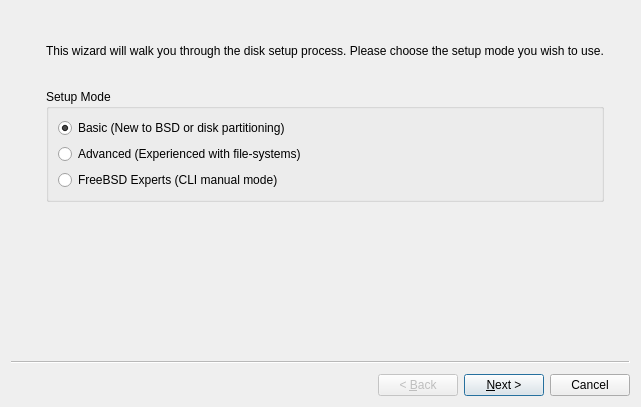
The window that src-qt5/pc-installgui/wizardDisk.ui (trueos/pcbsd) describes before a commit, drawn with Qt 5.
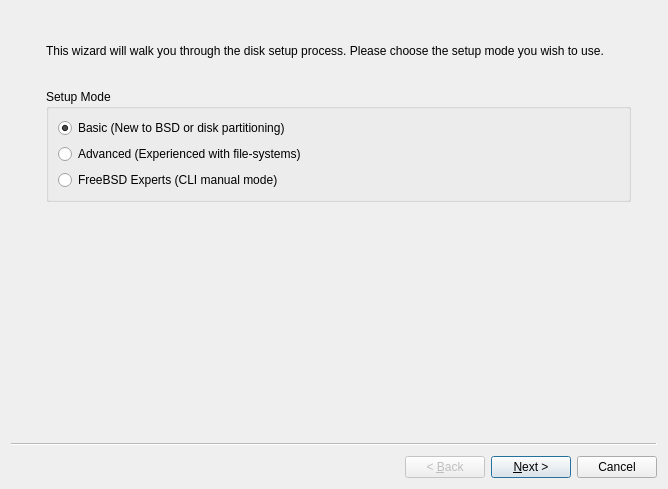
The same window after the commit. Icons and pictures are not drawn.

What changed in the file:
```diff
--- a/src-qt5/pc-installgui/wizardDisk.ui
+++ b/src-qt5/pc-installgui/wizardDisk.ui
@@ -6,8 +6,8 @@
    <rect>
     <x>0</x>
     <y>0</y>
-    <width>641</width>
-    <height>407</height>
+    <width>668</width>
+    <height>489</height>
    </rect>
   </property>
   <property name="windowTitle">
```
Left out of the diff: 102 changed lines with no effect on the pictures.
